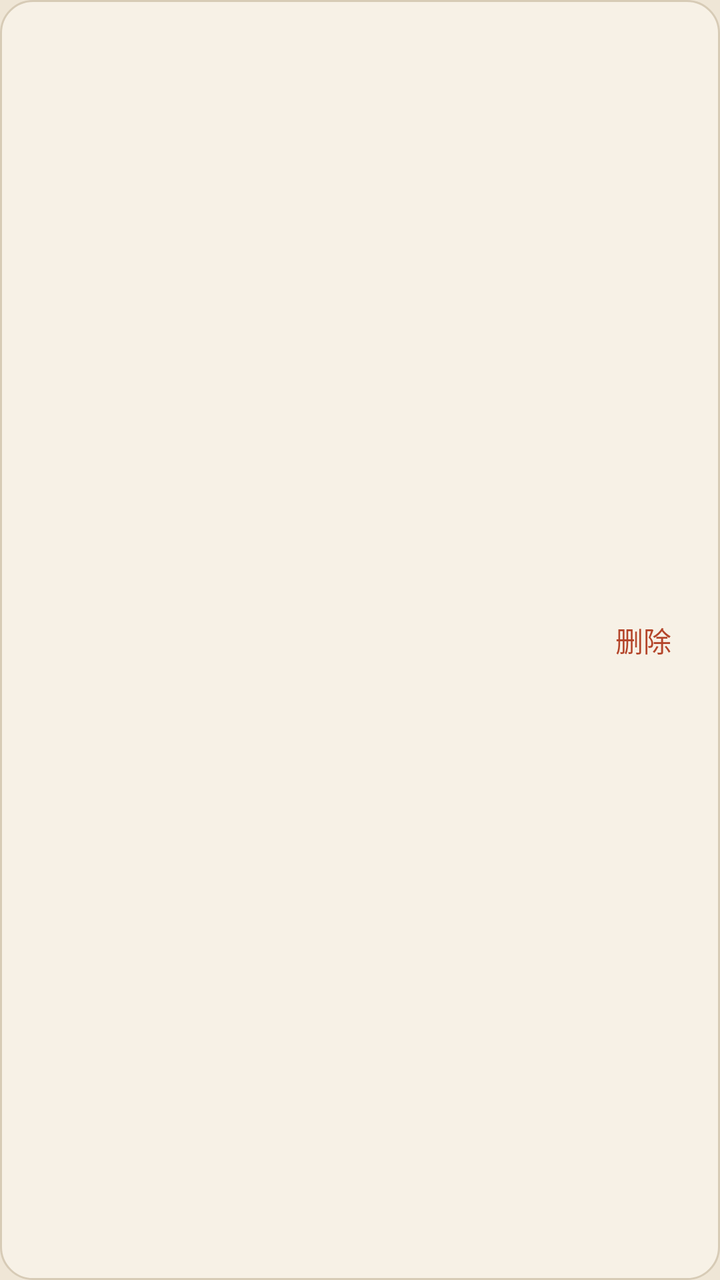
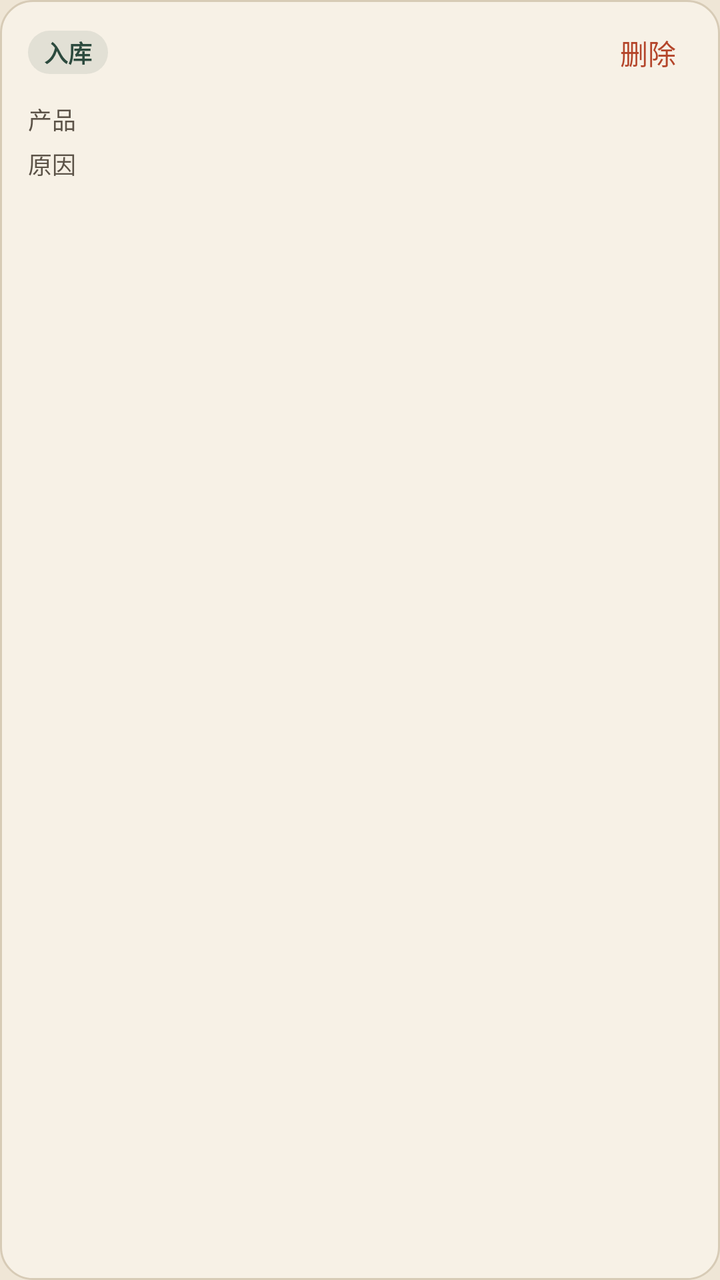

Screens rendered from an Android XML layout before and after an edit, with the pre-edit source and the edit as a unified diff.
<!-- AndroidManifest.xml: application theme Theme.HairClinic -->
<!-- res/layout/item_inbound_row.xml -->
<?xml version="1.0" encoding="utf-8"?>
<LinearLayout xmlns:android="http://schemas.android.com/apk/res/android"
    android:layout_width="match_parent"
    android:layout_height="wrap_content"
    android:layout_marginBottom="8dp"
    android:background="@drawable/bg_card"
    android:gravity="center_vertical"
    android:orientation="horizontal"
    android:paddingHorizontal="16dp"
    android:paddingVertical="12dp">

    <TextView
        android:id="@+id/colTime"
        android:layout_width="0dp"
        android:layout_height="wrap_content"
        android:layout_weight="1.4"
        android:textColor="@color/ink_soft"
        android:textSize="13sp" />

    <TextView
        android:id="@+id/colProduct"
        android:layout_width="0dp"
        android:layout_height="wrap_content"
        android:layout_weight="1"
        android:fontFamily="serif"
        android:textColor="@color/ink"
        android:textSize="15sp"
        android:textStyle="bold" />

    <TextView
        android:id="@+id/colQty"
        android:layout_width="0dp"
        android:layout_height="wrap_content"
        android:layout_weight="0.7"
        android:textColor="@color/pine"
        android:textSize="14sp" />

    <TextView
        android:id="@+id/deleteBtn"
        android:layout_width="wrap_content"
        android:layout_height="wrap_content"
        android:layout_marginStart="8dp"
        android:clickable="true"
        android:focusable="true"
        android:paddingHorizontal="8dp"
        android:paddingVertical="4dp"
        android:text="删除"
        android:textColor="@color/cinnabar"
        android:textSize="14sp" />
</LinearLayout>
<!-- resources referenced by this layout -->
<resources>
  <color name="cinnabar">#B4452A</color>
  <color name="ink">#1F1A14</color>
  <color name="ink_soft">#5C5348</color>
  <color name="pine">#2C4A3E</color>
  <!-- drawable bg_card (drawable) -->
  <?xml version="1.0" encoding="utf-8"?>
  <shape xmlns:android="http://schemas.android.com/apk/res/android">
      <solid android:color="@color/paper2" />
      <stroke android:width="1dp" android:color="@color/line" />
      <corners android:radius="16dp" />
  </shape>
  <style name="Theme.HairClinic" parent="Theme.Material3.Light.NoActionBar">
          <item name="colorPrimary">@color/pine</item>
          <item name="colorOnPrimary">@color/paper2</item>
          <item name="colorSecondary">@color/pine2</item>
          <item name="colorOnSecondary">@color/paper2</item>
          <item name="colorSurface">@color/paper2</item>
          <item name="colorOnSurface">@color/ink</item>
          <item name="android:colorBackground">@color/paper</item>
          <item name="colorOnBackground">@color/ink</item>
          <item name="colorError">@color/cinnabar</item>
          <item name="colorOutline">@color/line</item>
          <item name="android:statusBarColor">@color/pine</item>
          <item name="android:navigationBarColor">@color/paper</item>
          <item name="android:windowLightStatusBar">false</item>
          <item name="android:windowLightNavigationBar">true</item>
          <item name="android:windowBackground">@color/paper</item>
          <item name="materialButtonStyle">@style/Widget.XinShang.Button</item>
          <item name="materialAlertDialogTheme">@style/ThemeOverlay.XinShang.Dialog</item>
      </style>
  <color name="paper2">#F7F1E6</color>
  <color name="line">#D7CBB6</color>
  <color name="pine2">#3D6656</color>
  <color name="paper">#EFE6D6</color>
  <style name="Widget.XinShang.Button" parent="Widget.Material3.Button">
          <item name="backgroundTint">@color/pine</item>
          <item name="android:textColor">@color/paper2</item>
          <item name="cornerRadius">12dp</item>
          <item name="android:paddingTop">12dp</item>
          <item name="android:paddingBottom">12dp</item>
          <item name="android:textAllCaps">false</item>
          <item name="android:letterSpacing">0</item>
      </style>
  <style name="ThemeOverlay.XinShang.Dialog" parent="ThemeOverlay.Material3.MaterialAlertDialog">
          <item name="colorPrimary">@color/pine</item>
          <item name="colorSurface">@color/paper2</item>
          <item name="colorOnSurface">@color/ink</item>
      </style>
</resources>

<!-- the commit's change to res/layout/item_inbound_row.xml (unified diff, before → after) -->
@@ -4,47 +4,103 @@
     android:layout_height="wrap_content"
     android:layout_marginBottom="8dp"
     android:background="@drawable/bg_card"
-    android:gravity="center_vertical"
-    android:orientation="horizontal"
-    android:paddingHorizontal="16dp"
+    android:orientation="vertical"
+    android:paddingHorizontal="14dp"
     android:paddingVertical="12dp">
 
-    <TextView
-        android:id="@+id/colTime"
-        android:layout_width="0dp"
+    <LinearLayout
+        android:layout_width="match_parent"
         android:layout_height="wrap_content"
-        android:layout_weight="1.4"
-        android:textColor="@color/ink_soft"
-        android:textSize="13sp" />
+        android:gravity="center_vertical"
+        android:orientation="horizontal">
 
-    <TextView
-        android:id="@+id/colProduct"
-        android:layout_width="0dp"
+        <TextView
+            android:id="@+id/colKind"
+            android:layout_width="wrap_content"
+            android:layout_height="wrap_content"
+            android:background="@drawable/bg_badge"
+            android:paddingHorizontal="8dp"
+            android:paddingVertical="2dp"
+            android:text="入库"
+            android:textColor="@color/pine"
+            android:textSize="12sp"
+            android:textStyle="bold" />
+
+        <TextView
+            android:id="@+id/colNo"
+            android:layout_width="0dp"
+            android:layout_height="wrap_content"
+            android:layout_marginStart="10dp"
+            android:layout_weight="1"
+            android:textColor="@color/ink_soft"
+            android:textSize="13sp" />
+
+        <TextView
+            android:id="@+id/colQty"
+            android:layout_width="wrap_content"
+            android:layout_height="wrap_content"
+            android:textColor="@color/pine"
+            android:textSize="14sp"
+            android:textStyle="bold" />
+
+        <TextView
+            android:id="@+id/deleteBtn"
+            android:layout_width="wrap_content"
+            android:layout_height="wrap_content"
+            android:layout_marginStart="8dp"
+            android:clickable="true"
+            android:focusable="true"
+            android:paddingHorizontal="8dp"
+            android:paddingVertical="4dp"
+            android:text="删除"
+            android:textColor="@color/cinnabar"
+            android:textSize="14sp" />
+    </LinearLayout>
+
+    <LinearLayout
+        android:layout_width="match_parent"
         android:layout_height="wrap_content"
-        android:layout_weight="1"
-        android:fontFamily="serif"
-        android:textColor="@color/ink"
-        android:textSize="15sp"
-        android:textStyle="bold" />
+        android:layout_marginTop="8dp"
+        android:orientation="horizontal">
 
-    <TextView
-        android:id="@+id/colQty"
-        android:layout_width="0dp"
+        <TextView
+            android:layout_width="36dp"
+            android:layout_height="wrap_content"
+            android:text="产品"
+            android:textColor="@color/ink_soft"
+            android:textSize="12sp" />
+
+        <TextView
+            android:id="@+id/colProduct"
+            android:layout_width="0dp"
+            android:layout_height="wrap_content"
+            android:layout_weight="1"
+            android:fontFamily="serif"
+            android:textColor="@color/ink"
+            android:textSize="15sp"
+            android:textStyle="bold" />
+    </LinearLayout>
+
+    <LinearLayout
+        android:layout_width="match_parent"
         android:layout_height="wrap_content"
-        android:layout_weight="0.7"
-        android:textColor="@color/pine"
-        android:textSize="14sp" />
+        android:layout_marginTop="4dp"
+        android:gravity="center_vertical"
+        android:orientation="horizontal">
 
-    <TextView
-        android:id="@+id/deleteBtn"
-        android:layout_width="wrap_content"
-        android:layout_height="wrap_content"
-        android:layout_marginStart="8dp"
-        android:clickable="true"
-        android:focusable="true"
-        android:paddingHorizontal="8dp"
-        android:paddingVertical="4dp"
-        android:text="删除"
-        android:textColor="@color/cinnabar"
-        android:textSize="14sp" />
+        <TextView
+            android:layout_width="36dp"
+            android:layout_height="wrap_content"
+            android:text="原因"
+            android:textColor="@color/ink_soft"
+            android:textSize="12sp" />
+
+        <TextView
+            android:id="@+id/colReason"
+            android:layout_width="0dp"
+            android:layout_height="wrap_content"
+            android:layout_weight="1"
+            android:textColor="@color/ink"
+            android:textSize="13sp" />
+    </LinearLayout>
 </LinearLayout>
<!-- resource entries referenced after the edit -->
@@ -4,6 +4,12 @@
   <color name="ink">#1F1A14</color>
   <color name="ink_soft">#5C5348</color>
   <color name="pine">#2C4A3E</color>
+  <!-- drawable bg_badge (drawable) -->
+  <?xml version="1.0" encoding="utf-8"?>
+  <shape xmlns:android="http://schemas.android.com/apk/res/android">
+      <solid android:color="@color/pine_soft" />
+      <corners android:radius="999dp" />
+  </shape>
   <!-- drawable bg_card (drawable) -->
   <?xml version="1.0" encoding="utf-8"?>
   <shape xmlns:android="http://schemas.android.com/apk/res/android">
@@ -30,6 +36,7 @@
           <item name="materialButtonStyle">@style/Widget.XinShang.Button</item>
           <item name="materialAlertDialogTheme">@style/ThemeOverlay.XinShang.Dialog</item>
       </style>
+  <color name="pine_soft">#1A2C4A3E</color>
   <color name="paper2">#F7F1E6</color>
   <color name="line">#D7CBB6</color>
   <color name="pine2">#3D6656</color>
